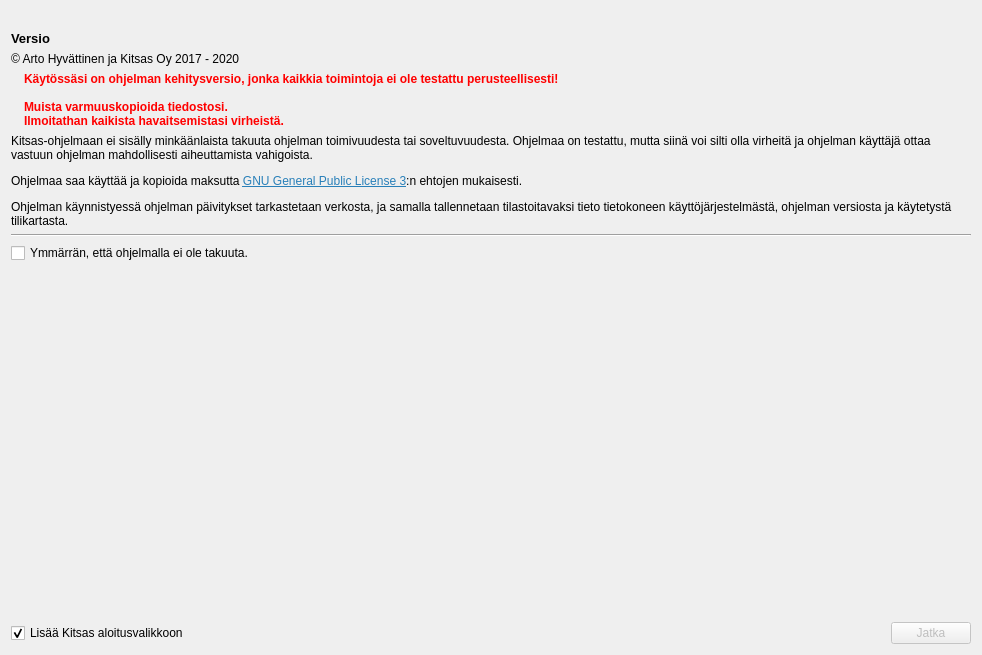
This is kitupiikki/aloitussivu/tervetuloa.ui in artoh/kitupiikki as Qt 5 draws it before an edit. The edited form follows.
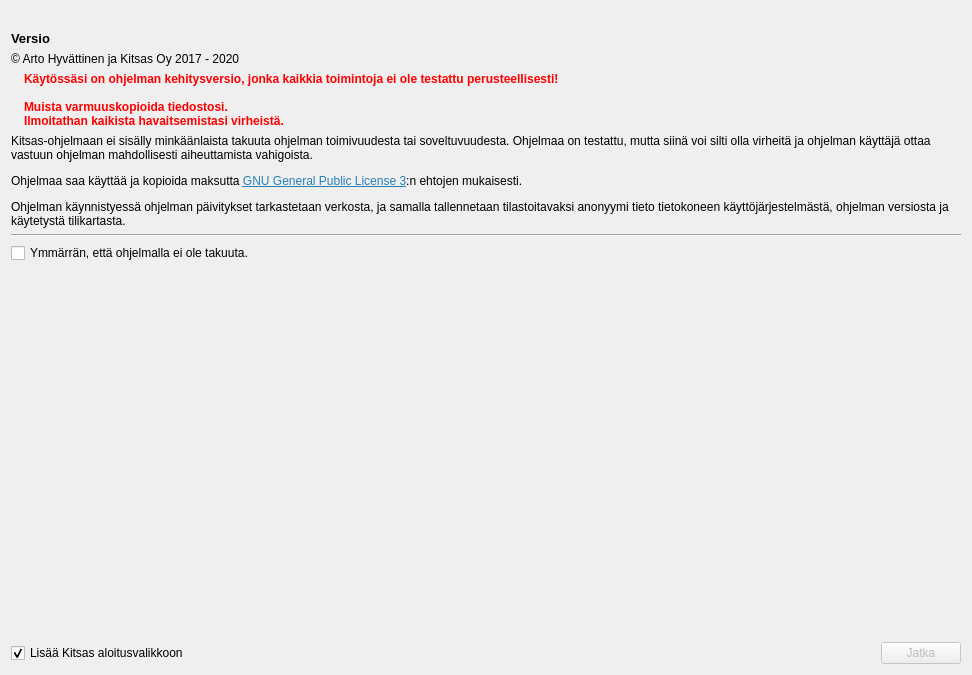
This is the edited form. Icons and pictures are not drawn.

Patch:
```diff
--- a/kitupiikki/aloitussivu/tervetuloa.ui
+++ b/kitupiikki/aloitussivu/tervetuloa.ui
@@ -6,8 +6,8 @@
    <rect>
     <x>0</x>
     <y>0</y>
-    <width>982</width>
-    <height>655</height>
+    <width>972</width>
+    <height>675</height>
    </rect>
   </property>
   <property name="windowTitle">
@@ -94,7 +94,7 @@
    <item>
     <widget class="QLabel" name="label_4">
      <property name="text">
-      <string>&lt;html&gt;&lt;head/&gt;&lt;body&gt;&lt;p&gt;Kitsas-ohjelmaan ei sisälly minkäänlaista takuuta ohjelman toimivuudesta tai soveltuvuudesta. Ohjelmaa on testattu, mutta siinä voi silti olla virheitä ja ohjelman käyttäjä ottaa vastuun ohjelman mahdollisesti aiheuttamista vahigoista.&lt;/p&gt;&lt;p&gt;Ohjelmaa saa käyttää ja kopioida maksutta &lt;a href=&quot;https://kitupiikki.info/lisenssi&quot;&gt;&lt;span style=&quot; text-decoration: underline; color:#2980b9;&quot;&gt;GNU General Public License 3&lt;/span&gt;&lt;/a&gt;:n ehtojen mukaisesti.&lt;/p&gt;&lt;p&gt;Ohjelman käynnistyessä ohjelman päivitykset tarkastetaan verkosta, ja samalla tallennetaan tilastoitavaksi tieto tietokoneen käyttöjärjestelmästä, ohjelman versiosta ja käytetystä tilikartasta.&lt;/p&gt;&lt;/body&gt;&lt;/html&gt;</string>
+      <string>&lt;html&gt;&lt;head/&gt;&lt;body&gt;&lt;p&gt;Kitsas-ohjelmaan ei sisälly minkäänlaista takuuta ohjelman toimivuudesta tai soveltuvuudesta. Ohjelmaa on testattu, mutta siinä voi silti olla virheitä ja ohjelman käyttäjä ottaa vastuun ohjelman mahdollisesti aiheuttamista vahigoista.&lt;/p&gt;&lt;p&gt;Ohjelmaa saa käyttää ja kopioida maksutta &lt;a href=&quot;https://kitupiikki.info/lisenssi&quot;&gt;&lt;span style=&quot; text-decoration: underline; color:#2980b9;&quot;&gt;GNU General Public License 3&lt;/span&gt;&lt;/a&gt;:n ehtojen mukaisesti.&lt;/p&gt;&lt;p&gt;Ohjelman käynnistyessä ohjelman päivitykset tarkastetaan verkosta, ja samalla tallennetaan tilastoitavaksi anonyymi tieto tietokoneen käyttöjärjestelmästä, ohjelman versiosta ja käytetystä tilikartasta.&lt;/p&gt;&lt;/body&gt;&lt;/html&gt;</string>
      </property>
      <property name="wordWrap">
       <bool>true</bool>
```
